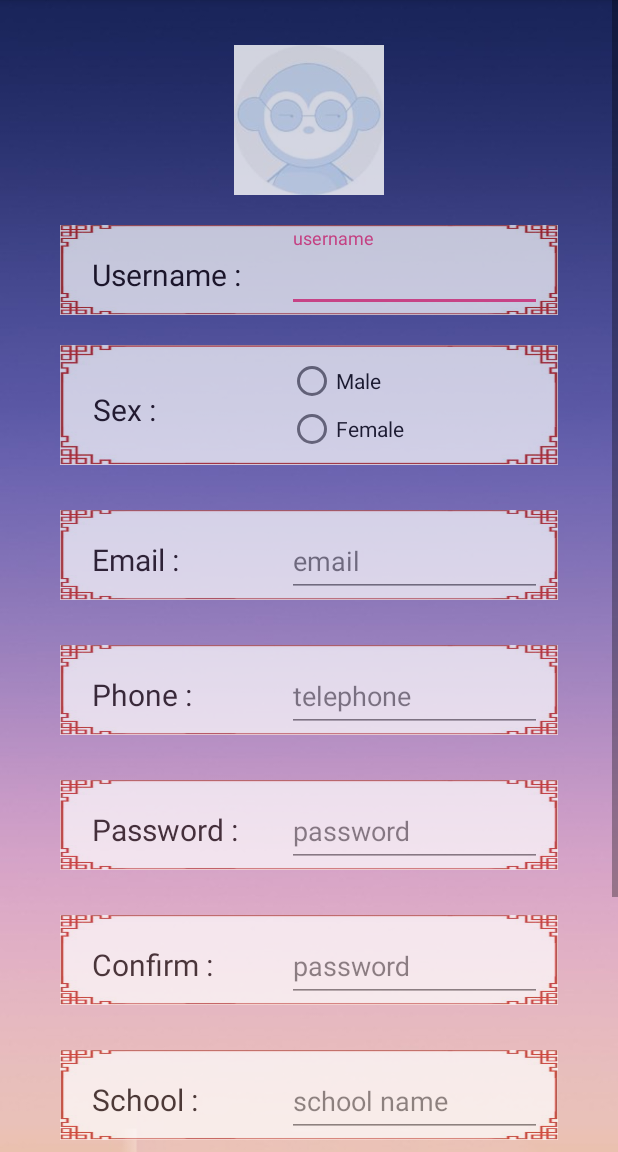
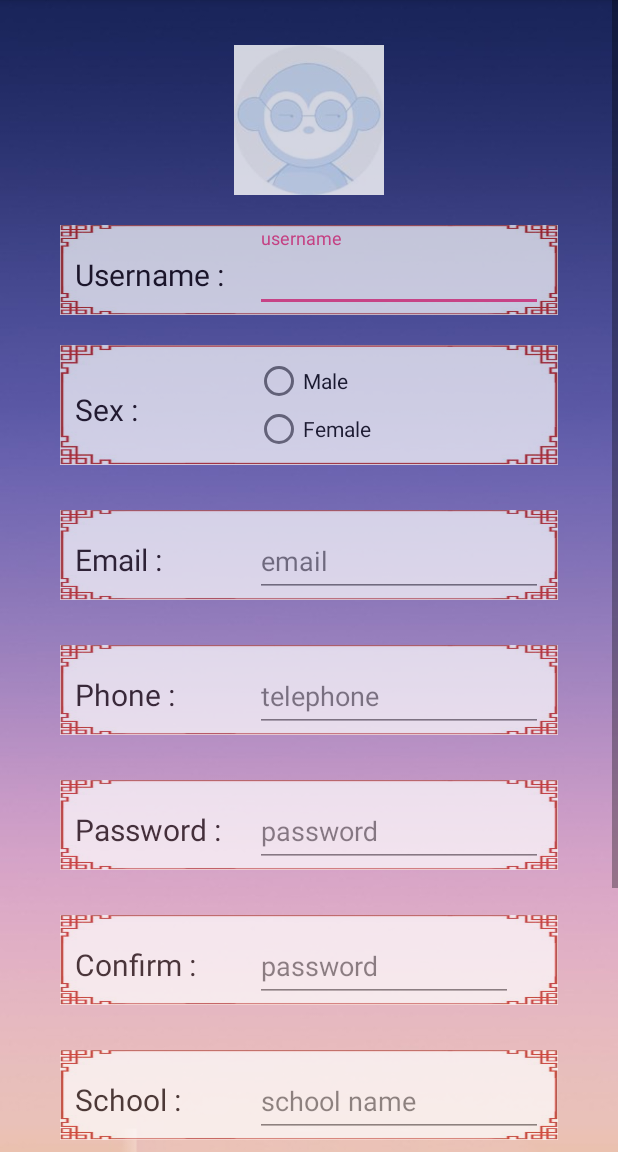
Before and after one commit to chenyuqi990215/MorningCall, an Android app: the RegisterActivity screen opened directly, with no data from a screen before it, on a phone screen of 412 x 824 dp, the part 84-1236 px from its top. Run offline under Robolectric (Android 15) with nearby library versions, the light colour scheme and no system bars.

Commit message:
update design

```diff
--- /dev/null
+++ b/app/src/main/res/drawable/button_backgorund.xml
@@ -0,0 +1,64 @@
+<?xml version="1.0" encoding="utf-8"?>
+<layer-list xmlns:android="http://schemas.android.com/apk/res/android">
+    <item>
+        <shape android:shape="rectangle">
+            <padding
+                android:bottom="2dp"
+                android:left="2dp"
+                android:right="2dp"
+                android:top="2dp" />
+            <solid android:color="#0DCCCCCC" />
+            <corners android:radius="8dp" />
+        </shape>
+    </item>
+    <item>
+        <shape android:shape="rectangle">
+            <padding
+                android:bottom="2dp"
+                android:left="2dp"
+                android:right="2dp"
+                android:top="2dp" />
+            <solid android:color="#10CCCCCC" />
+            <corners android:radius="8dp" />
+        </shape>
+    </item>
+    <item>
+        <shape android:shape="rectangle">
+            <padding
+                android:bottom="2dp"
+                android:left="2dp"
+                android:right="2dp"
+                android:top="2dp" />
+            <solid android:color="#15CCCCCC" />
+            <corners android:radius="8dp" />
+        </shape>
+    </item>
+    <item>
+        <shape android:shape="rectangle">
+            <padding
+                android:bottom="2dp"
+                android:left="2dp"
+                android:right="2dp"
+                android:top="2dp" />
+            <solid android:color="#20CCCCCC" />
+            <corners android:radius="8dp" />
+        </shape>
+    </item>
+    <item>
+        <shape android:shape="rectangle">
+            <padding
+                android:bottom="2dp"
+                android:left="2dp"
+                android:right="2dp"
+                android:top="2dp" />
+            <solid android:color="#30CCCCCC" />
+            <corners android:radius="8dp" />
+        </shape>
+    </item>
+    <item>
+        <shape>
+            <solid android:color="#96c7db" />
+            <corners android:radius="4dp" />
+        </shape>
+    </item>
+</layer-list>
--- a/app/src/main/res/drawable/shape_point2.xml
+++ b/app/src/main/res/drawable/shape_point2.xml
@@ -1,10 +1,9 @@
 <?xml version="1.0" encoding="utf-8"?>
 <shape xmlns:android="http://schemas.android.com/apk/res/android">
-
     <solid android:color="#96c7db" />
     <size
         android:width="30dp"
-        android:height="30dp" />
+        android:height="10dp" />
     <!-- 边角圆弧的半径 -->
-    <corners android:radius="30dp" />
+    <corners android:radius="10dp" />
 </shape>
--- a/app/src/main/res/layout/activity_login.xml
+++ b/app/src/main/res/layout/activity_login.xml
@@ -108,9 +108,9 @@
                 android:layout_width="match_parent"
                 android:layout_marginLeft="70dp"
                 android:layout_marginRight="70dp"
-                android:layout_height="50dp"
+                android:layout_height="60dp"
                 android:layout_gravity="center"
-                android:background="@drawable/shape_point3"
+                android:background="@drawable/button_backgorund"
                 android:alpha="0.7"
                 android:layout_marginTop="16dp"
                 android:text="login"
--- a/app/src/main/res/layout/activity_register.xml
+++ b/app/src/main/res/layout/activity_register.xml
@@ -36,17 +36,17 @@
                 android:alpha="0.7"
                 android:background="@drawable/time">
                 <TextView
-                    android:layout_width="130dp"
+                    android:layout_width="120dp"
                     android:layout_height="wrap_content"
-                    android:layout_marginLeft="40dp"
+                    android:layout_marginLeft="10dp"
                     android:layout_marginTop="3dp"
                     android:text="Username : "
                     android:textSize="20dp"
                     android:textColor="#0a0000"
                     />
                 <android.support.design.widget.TextInputLayout
-                    android:layout_width="170dp"
-                    android:layout_marginRight="30dp"
+                    android:layout_width="match_parent"
+                    android:layout_marginRight="10dp"
                     android:layout_height="wrap_content"
                     >
                     <EditText
@@ -74,18 +74,20 @@
                 android:alpha="0.7"
                 android:background="@drawable/time">
                 <TextView
-                    android:layout_width="130dp"
+                    android:layout_width="120dp"
                     android:layout_height="wrap_content"
-                    android:layout_marginLeft="22dp"
+                    android:layout_marginLeft="10dp"
                     android:layout_marginTop="3dp"
                     android:text="Sex : "
                     android:textSize="20dp"
                     android:textColor="#0a0000" />
                 <RadioGroup
                     android:id="@+id/register_sex"
-                    android:layout_width="170dp"
+                    android:layout_width="match_parent"
                     android:layout_height="wrap_content"
                     android:layout_weight="2.6"
+                    android:orientation="vertical"
+                    android:layout_marginRight="10dp"
                     >
                     <RadioButton
                         android:id="@+id/mainRegisterRdBtnFemale"
@@ -111,17 +113,17 @@
                 android:alpha="0.7"
                 android:background="@drawable/time">
                 <TextView
-                    android:layout_width="130dp"
+                    android:layout_width="120dp"
                     android:layout_height="wrap_content"
-                    android:layout_marginLeft="40dp"
+                    android:layout_marginLeft="10dp"
                     android:layout_marginTop="3dp"
                     android:text="Email : "
                     android:textSize="20dp"
                     android:textColor="#0a0000"
                     />
                 <android.support.design.widget.TextInputLayout
-                    android:layout_width="170dp"
-                    android:layout_marginRight="30dp"
+                    android:layout_width="match_parent"
+                    android:layout_marginRight="10dp"
                     android:layout_height="wrap_content"
                     >
                     <EditText
@@ -151,17 +153,17 @@
                 android:alpha="0.7"
                 android:background="@drawable/time">
                 <TextView
-                    android:layout_width="130dp"
+                    android:layout_width="120dp"
                     android:layout_height="wrap_content"
-                    android:layout_marginLeft="40dp"
+                    android:layout_marginLeft="10dp"
                     android:layout_marginTop="3dp"
                     android:text="Phone : "
                     android:textSize="20dp"
                     android:textColor="#0a0000"
                     />
                 <android.support.design.widget.TextInputLayout
-                    android:layout_width="170dp"
-                    android:layout_marginRight="30dp"
+                    android:layout_width="match_parent"
+                    android:layout_marginRight="10dp"
                     android:layout_height="wrap_content"
                     >
                     <EditText
@@ -190,17 +192,17 @@
                 android:alpha="0.7"
                 android:background="@drawable/time">
                 <TextView
-                    android:layout_width="130dp"
+                    android:layout_width="120dp"
                     android:layout_height="wrap_content"
-                    android:layout_marginLeft="40dp"
+                    android:layout_marginLeft="10dp"
                     android:layout_marginTop="3dp"
                     android:text="Password : "
                     android:textSize="20dp"
                     android:textColor="#0a0000"
                     />
                 <android.support.design.widget.TextInputLayout
-                    android:layout_width="170dp"
-                    android:layout_marginRight="30dp"
+                    android:layout_width="match_parent"
+                    android:layout_marginRight="10dp"
                     android:layout_height="wrap_content"
                     >
                     <EditText
@@ -229,16 +231,16 @@
                 android:alpha="0.7"
                 android:background="@drawable/time">
                 <TextView
-                    android:layout_width="130dp"
+                    android:layout_width="120dp"
                     android:layout_height="wrap_content"
-                    android:layout_marginLeft="40dp"
+                    android:layout_marginLeft="10dp"
                     android:layout_marginTop="3dp"
                     android:text="Confirm : "
                     android:textSize="20dp"
                     android:textColor="#0a0000"
                     />
                 <android.support.design.widget.TextInputLayout
-                    android:layout_width="170dp"
+                    android:layout_width="match_parent"
                     android:layout_marginRight="30dp"
                     android:layout_height="wrap_content"
                     >
@@ -268,17 +270,17 @@
                 android:alpha="0.7"
                 android:background="@drawable/time">
                 <TextView
-                    android:layout_width="130dp"
+                    android:layout_width="120dp"
                     android:layout_height="wrap_content"
-                    android:layout_marginLeft="40dp"
+                    android:layout_marginLeft="10dp"
                     android:layout_marginTop="3dp"
                     android:text="School : "
                     android:textSize="20dp"
                     android:textColor="#0a0000"
                     />
                 <android.support.design.widget.TextInputLayout
-                    android:layout_width="170dp"
-                    android:layout_marginRight="30dp"
+                    android:layout_width="match_parent"
+                    android:layout_marginRight="10dp"
                     android:layout_height="wrap_content"
                     >
                     <EditText
@@ -307,16 +309,16 @@
                 android:alpha="0.7"
                 android:background="@drawable/time">
                 <TextView
-                    android:layout_width="130dp"
+                    android:layout_width="120dp"
                     android:layout_height="wrap_content"
-                    android:layout_marginLeft="40dp"
+                    android:layout_marginLeft="10dp"
                     android:layout_marginTop="3dp"
                     android:text="Student id : "
                     android:textSize="20dp"
                     android:textColor="#0a0000"
                     />
                 <android.support.design.widget.TextInputLayout
-                    android:layout_width="170dp"
+                    android:layout_width="match_parent"
                     android:layout_marginRight="30dp"
                     android:layout_height="wrap_content"
                     >
@@ -340,12 +342,12 @@
                 android:layout_marginLeft="70dp"
                 android:layout_marginRight="70dp"
                 android:layout_marginBottom="50dp"
-                android:layout_height="50dp"
+                android:layout_height="60dp"
                 android:layout_gravity="center"
-                android:background="@drawable/shape_point3"
+                android:background="@drawable/button_backgorund"
                 android:alpha="0.7"
                 android:layout_marginTop="16dp"
-                android:text="login"
+                android:text="register"
                 android:textSize="20dp"
                 android:textAllCaps="false"
                 android:textStyle="bold"
```
